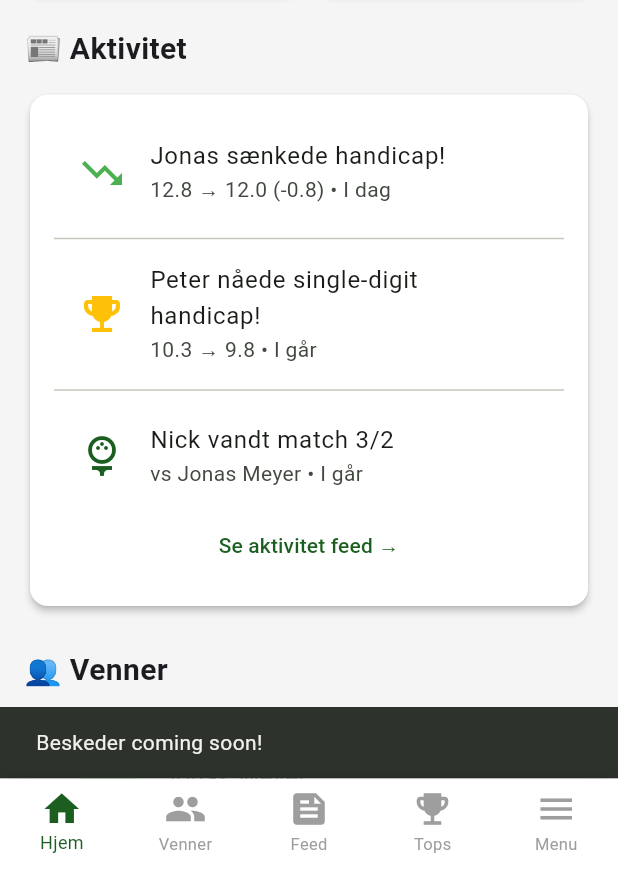
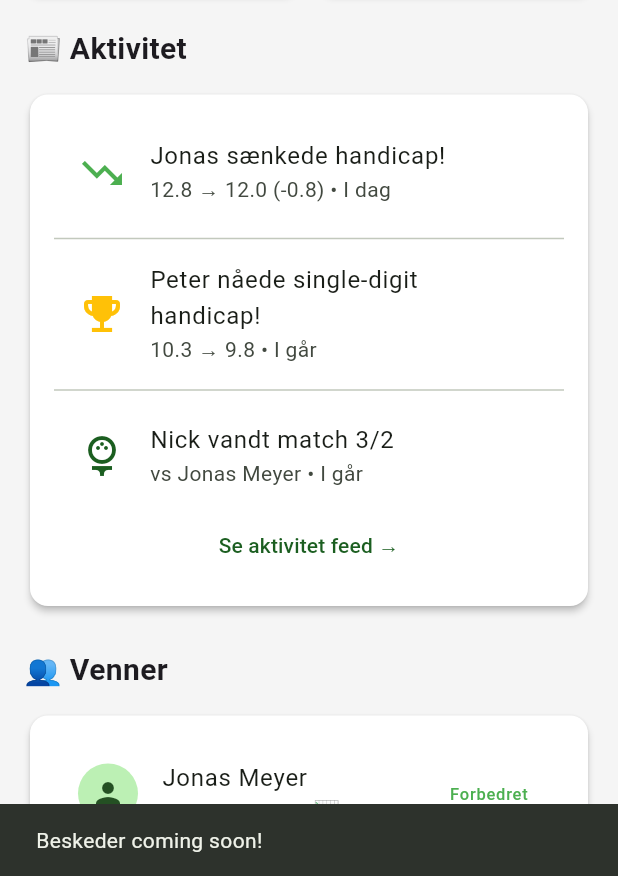
Before and after one commit to Dansk-Golf-Union/dgu-scorekort, a Flutter app: the HomeScreen screen opened by its route, after a tap on the "mail outline" icon, on a phone screen of 412 x 824 dp, the part 360-1236 px from its top. Run offline on Flutter 3.47's test engine with Material 3 defaults, Android fonts, the phone set to English and light mode, and no system bars; our stand-ins replace cloud_firestore, firebase_core, fl_chart, flutter_svg, go_router, google_fonts and 1 more; missing offline and left inert: dart:html; accounts and stored records are empty; network calls fail.

```diff
--- a/lib/screens/home_screen.dart
+++ b/lib/screens/home_screen.dart
@@ -13,13 +13,12 @@ import '../models/birdie_bonus_model.dart';
 import '../services/whs_statistik_service.dart';
 import '../services/golfdk_news_service.dart';
 import '../services/birdie_bonus_service.dart';
-import '../screens/friends_list_screen.dart';
 import '../screens/privacy_settings_screen.dart';
-import '../screens/feed_screen.dart';
 import 'package:url_launcher/url_launcher.dart';
 
-/// Home Screen med bottom navigation for v2.0 Extended POC
-/// Bottom navigation: Hjem, Venner, Feed, Tops, Menu
+/// Home Screen - Single-page dashboard (no bottom nav)
+/// Dashboard with widgets linking to full-screen views
+/// Navigation: Widgets → Full-screen → Back to dashboard
 class HomeScreen extends StatefulWidget {
   const HomeScreen({super.key});
 
@@ -28,7 +27,6 @@ class HomeScreen extends StatefulWidget {
 }
 
 class _HomeScreenState extends State<HomeScreen> {
-  int _selectedIndex = 0;
   final GlobalKey<ScaffoldState> _scaffoldKey = GlobalKey<ScaffoldState>();
 
   @override
@@ -183,73 +181,7 @@ class _HomeScreenState extends State<HomeScreen> {
           ],
         ),
       ),
-      body: IndexedStack(
-        index: _selectedIndex == 4 ? 0 : _selectedIndex, // If Menu tapped, show Hjem
-        children: const [
-          _HjemTab(),
-          FriendsListScreen(),
-          FeedScreen(),
-          _TopsTab(),
-        ],
-      ),
-      bottomNavigationBar: Container(
-        decoration: BoxDecoration(
-          color: Colors.white,
-          boxShadow: [
-            BoxShadow(
-              color: Colors.black.withOpacity(0.1),
-              blurRadius: 8,
-              offset: const Offset(0, -2),
-            ),
-          ],
-        ),
-        child: SafeArea(
-          top: false, // Don't add padding at top
-          child: Container(
-            padding: const EdgeInsets.only(bottom: 8), // Only bottom padding
-            child: BottomNavigationBar(
-              currentIndex: _selectedIndex == 4 ? 0 : _selectedIndex,
-              onTap: (index) {
-                if (index == 4) {
-                  _scaffoldKey.currentState?.openDrawer();
-                } else {
-                  setState(() => _selectedIndex = index);
-                }
-              },
-              type: BottomNavigationBarType.fixed,
-              selectedItemColor: AppTheme.dguGreen,
-              unselectedItemColor: Colors.grey,
-              backgroundColor: Colors.transparent,
-              elevation: 0,
-              selectedFontSize: 12,
-              unselectedFontSize: 11,
-              iconSize: 28,
-              items: const [
-                BottomNavigationBarItem(
-                  icon: Icon(Icons.home),
-                  label: 'Hjem',
-                ),
-                BottomNavigationBarItem(
-                  icon: Icon(Icons.people),
-                  label: 'Venner',
-                ),
-                BottomNavigationBarItem(
-                  icon: Icon(Icons.feed),
-                  label: 'Feed',
-                ),
-                BottomNavigationBarItem(
-                  icon: Icon(Icons.emoji_events),
-                  label: 'Tops',
-                ),
-                BottomNavigationBarItem(
-                  icon: Icon(Icons.menu),
-                  label: 'Menu',
-                ),
-              ],
-            ),
-          ),
-        ),
-      ),
+      body: const _HjemTab(), // Single-page dashboard (no tabs, no bottom nav)
     );
   }
 
@@ -817,33 +749,6 @@ class _ScoresPreviewCardState extends State<_ScoresPreviewCard> {
   }
 }
 /// Tops Tab (Placeholder)
-class _TopsTab extends StatelessWidget {
-  const _TopsTab();
-
-  @override
-  Widget build(BuildContext context) {
-    return const Center(
-      child: Column(
-        mainAxisAlignment: MainAxisAlignment.center,
-        children: [
-          Icon(Icons.emoji_events, size: 80, color: Colors.grey),
-          SizedBox(height: 20),
-          Text(
-            'Leaderboards',
-            style: TextStyle(fontSize: 24, fontWeight: FontWeight.bold),
-          ),
-          SizedBox(height: 10),
-          Text(
-            'Handicap rankings og score leaderboards\n\nComing soon in Phase 2!',
-            textAlign: TextAlign.center,
-            style: TextStyle(color: Colors.grey),
-          ),
-        ],
-      ),
-    );
-  }
-}
-
 /// News Preview Card - Shows latest 3 articles from Golf.dk
 class _NewsPreviewCard extends StatefulWidget {
   const _NewsPreviewCard();
```
